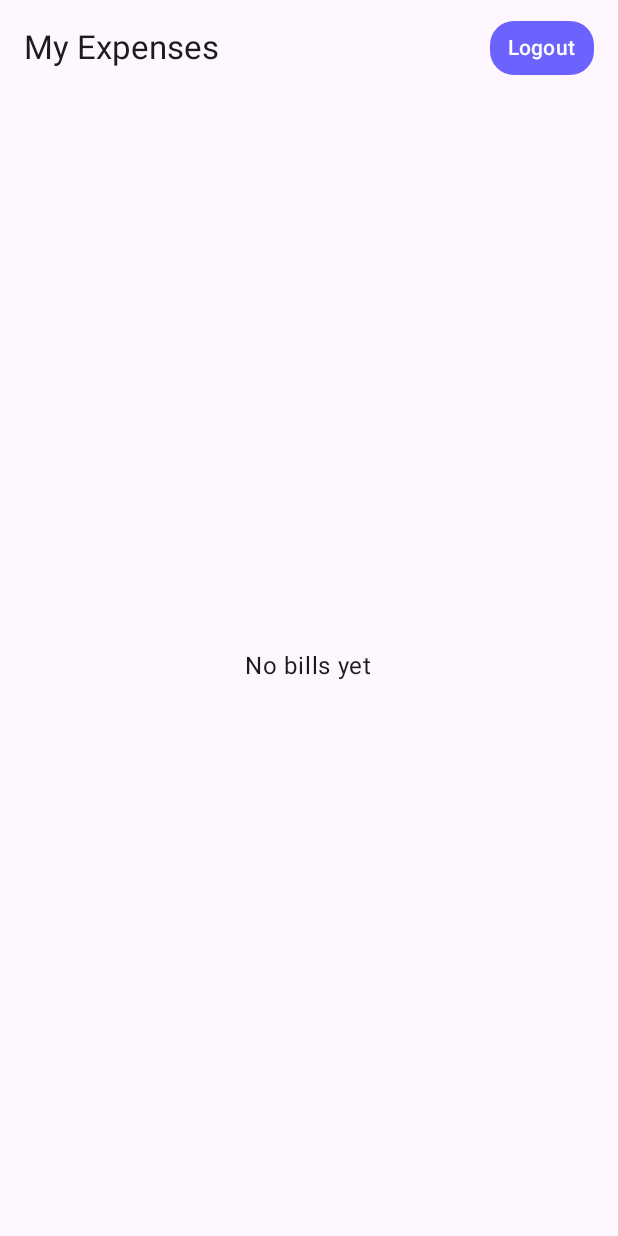
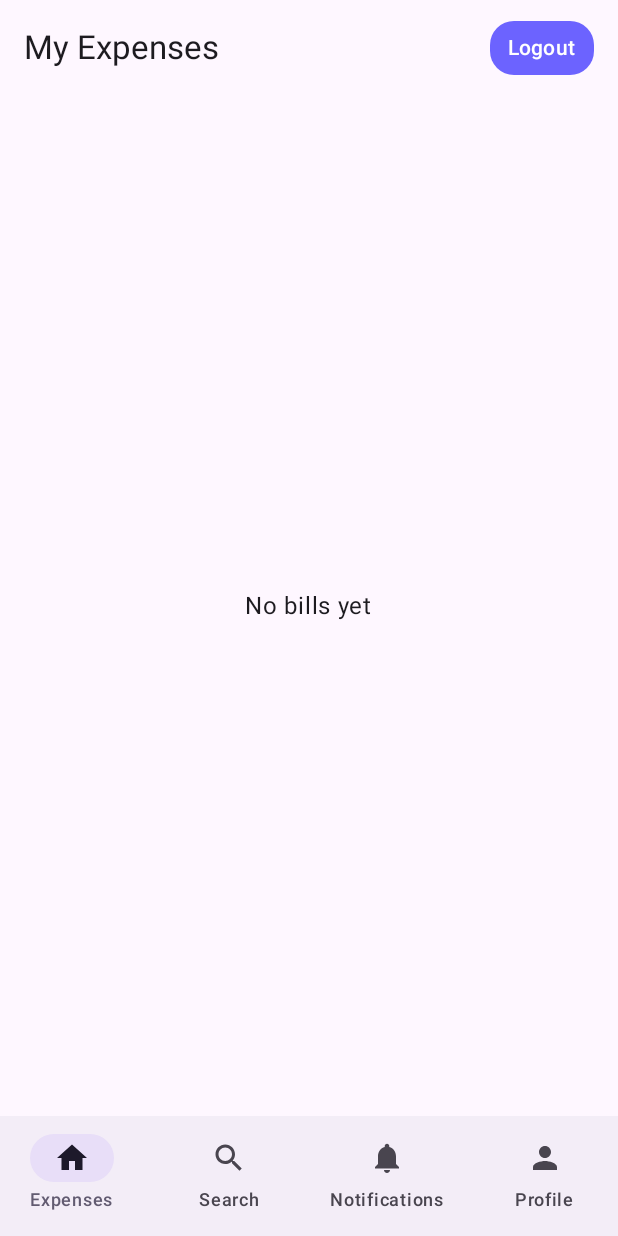
Before and after one commit to UBB-GitPushForce/GitPushForce, an Android app built with Jetpack Compose: the MainActivity screen opened directly, with no data from a screen before it, on a phone screen of 412 x 824 dp. Run offline under Robolectric (Android 15) with nearby library versions, the phone set to English and light mode, and no system bars; 1 statement that could not run was skipped.

Commit message:
screens navigation

```diff
--- a/Mobile/androidApp/src/main/AndroidManifest.xml
+++ b/Mobile/androidApp/src/main/AndroidManifest.xml
@@ -19,7 +19,7 @@
 
         <activity android:name=".LoginActivity" android:exported="true" />
 
-        <activity android:name=".ExpenseActivity"/>
+        <activity android:name=".MainActivity"/>
         <activity android:name=".SignUpActivity"/>
     </application>
 </manifest>
--- a/Mobile/androidApp/src/main/java/com/example/budgeting/android/LoginActivity.kt
+++ b/Mobile/androidApp/src/main/java/com/example/budgeting/android/LoginActivity.kt
@@ -16,7 +16,7 @@ class LoginActivity : ComponentActivity() {
             MaterialTheme {
                 LoginScreen(
                     onLoginSuccess = {
-                        val intent = Intent(this@LoginActivity, ExpenseActivity::class.java)
+                        val intent = Intent(this@LoginActivity, MainActivity::class.java)
                         startActivity(intent)
                         // finish the activity so the user can't go back to the login screen
                         finish()
--- a/Mobile/androidApp/src/main/java/com/example/budgeting/android/ExpenseActivity.kt
+++ b/Mobile/androidApp/src/main/java/com/example/budgeting/android/MainActivity.kt
@@ -5,17 +5,17 @@ import android.os.Bundle
 import androidx.activity.ComponentActivity
 import androidx.activity.compose.setContent
 import androidx.compose.material3.MaterialTheme
-import com.example.budgeting.android.ui.screens.ExpensesScreen
+import com.example.budgeting.android.ui.screens.MainScreen
 
 
-class ExpenseActivity : ComponentActivity() {
+class MainActivity : ComponentActivity() {
     override fun onCreate(savedInstanceState: Bundle?) {
         super.onCreate(savedInstanceState)
         setContent {
             MaterialTheme {
-                ExpensesScreen(
+                MainScreen(
                     onLogout = {
-                        val intent = Intent(this@ExpenseActivity, LoginActivity::class.java)
+                        val intent = Intent(this@MainActivity, LoginActivity::class.java)
                         startActivity(intent)
                         finish()
                     }
--- a/Mobile/androidApp/src/main/java/com/example/budgeting/android/SplashActivity.kt
+++ b/Mobile/androidApp/src/main/java/com/example/budgeting/android/SplashActivity.kt
@@ -28,7 +28,7 @@ class SplashActivity : ComponentActivity() {
             if (!savedToken.isNullOrBlank()) {
                 TokenHolder.token = savedToken
 
-                nextIntent = Intent(this@SplashActivity, ExpenseActivity::class.java)
+                nextIntent = Intent(this@SplashActivity, MainActivity::class.java)
             } else {
                 nextIntent = Intent(this@SplashActivity, LoginActivity::class.java)
             }
--- /dev/null
+++ b/Mobile/androidApp/src/main/java/com/example/budgeting/android/data/model/BottomNavItem.kt
@@ -0,0 +1,8 @@
+package com.example.budgeting.android.data.model
+
+import androidx.compose.ui.graphics.vector.ImageVector
+
+data class BottomNavItem(
+    val title: String,
+    val icon: ImageVector
+)
--- /dev/null
+++ b/Mobile/androidApp/src/main/java/com/example/budgeting/android/ui/screens/MainScreen.kt
@@ -0,0 +1,71 @@
+package com.example.budgeting.android.ui.screens
+
+import androidx.compose.foundation.ExperimentalFoundationApi
+import androidx.compose.foundation.layout.fillMaxSize
+import androidx.compose.foundation.layout.padding
+import androidx.compose.foundation.pager.HorizontalPager
+import androidx.compose.foundation.pager.rememberPagerState
+import androidx.compose.material.icons.Icons
+import androidx.compose.material.icons.filled.Home
+import androidx.compose.material.icons.filled.Notifications
+import androidx.compose.material.icons.filled.Person
+import androidx.compose.material.icons.filled.Search
+import androidx.compose.material3.Icon
+import androidx.compose.material3.NavigationBar
+import androidx.compose.material3.NavigationBarItem
+import androidx.compose.material3.Scaffold
+import androidx.compose.material3.Text
+import androidx.compose.runtime.Composable
+import androidx.compose.runtime.rememberCoroutineScope
+import androidx.compose.ui.Modifier
+import com.example.budgeting.android.data.model.BottomNavItem
+import kotlinx.coroutines.launch
+
+val bottomNavItems = listOf(
+    BottomNavItem("Expenses", Icons.Default.Home),
+    BottomNavItem("Search", Icons.Default.Search),
+    BottomNavItem("Notifications", Icons.Default.Notifications),
+    BottomNavItem("Profile", Icons.Default.Person)
+)
+
+@OptIn(ExperimentalFoundationApi::class)
+@Composable
+fun MainScreen(
+    onLogout: () -> Unit
+) {
+    val pagerState = rememberPagerState(pageCount = { 4 })
+    val coroutineScope = rememberCoroutineScope()
+
+    Scaffold(
+        bottomBar = {
+            NavigationBar {
+                bottomNavItems.forEachIndexed { index, item ->
+                    NavigationBarItem(
+                        selected = pagerState.currentPage == index,
+                        onClick = {
+                            coroutineScope.launch {
+                                pagerState.animateScrollToPage(index)
+                            }
+                        },
+                        icon = { Icon(item.icon, contentDescription = item.title) },
+                        label = { Text(item.title) }
+                    )
+                }
+            }
+        }
+    ) { padding ->
+        HorizontalPager(
+            state = pagerState,
+            modifier = Modifier
+                .padding(padding)
+                .fillMaxSize()
+        ) { page ->
+            when (page) {
+                0 -> ExpensesScreen(onLogout = onLogout)
+                1 -> GroupsScreen()
+                2 -> ReceiptsScreen()
+                3 -> ProfileScreen()
+            }
+        }
+    }
+}
```
Also changed, not shown: Mobile/androidApp/src/main/java/com/example/budgeting/android/ui/screens/GroupsScreen.kt (added, +18 -0 lines), Mobile/androidApp/src/main/java/com/example/budgeting/android/ui/screens/ProfileScreen.kt (added, +18 -0 lines), Mobile/androidApp/src/main/java/com/example/budgeting/android/ui/screens/ReceiptsScreen.kt (added, +18 -0 lines).
